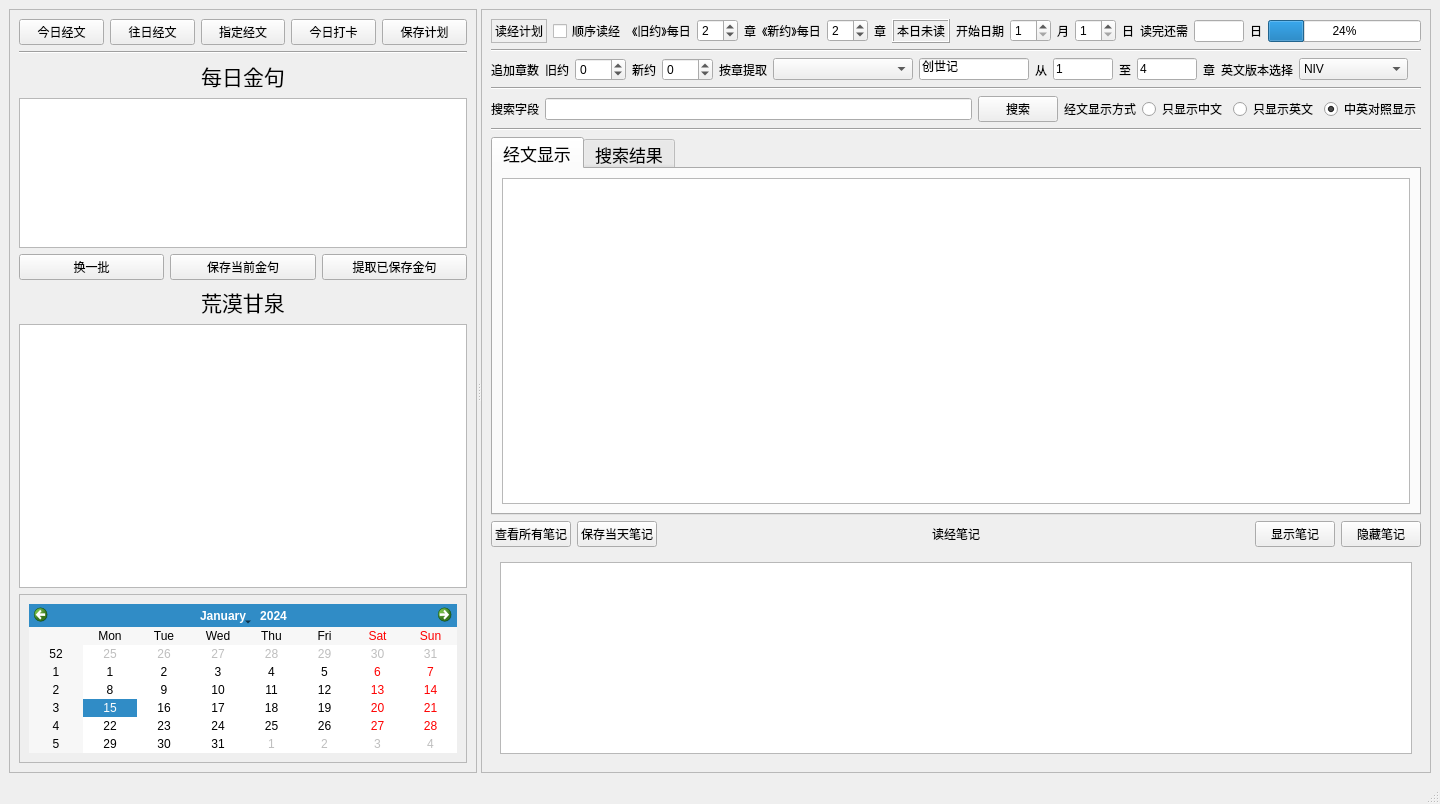
Old version of the form ui_bible_reading_reminder_new2.ui in the repository jackey-qiu/message_reminder.
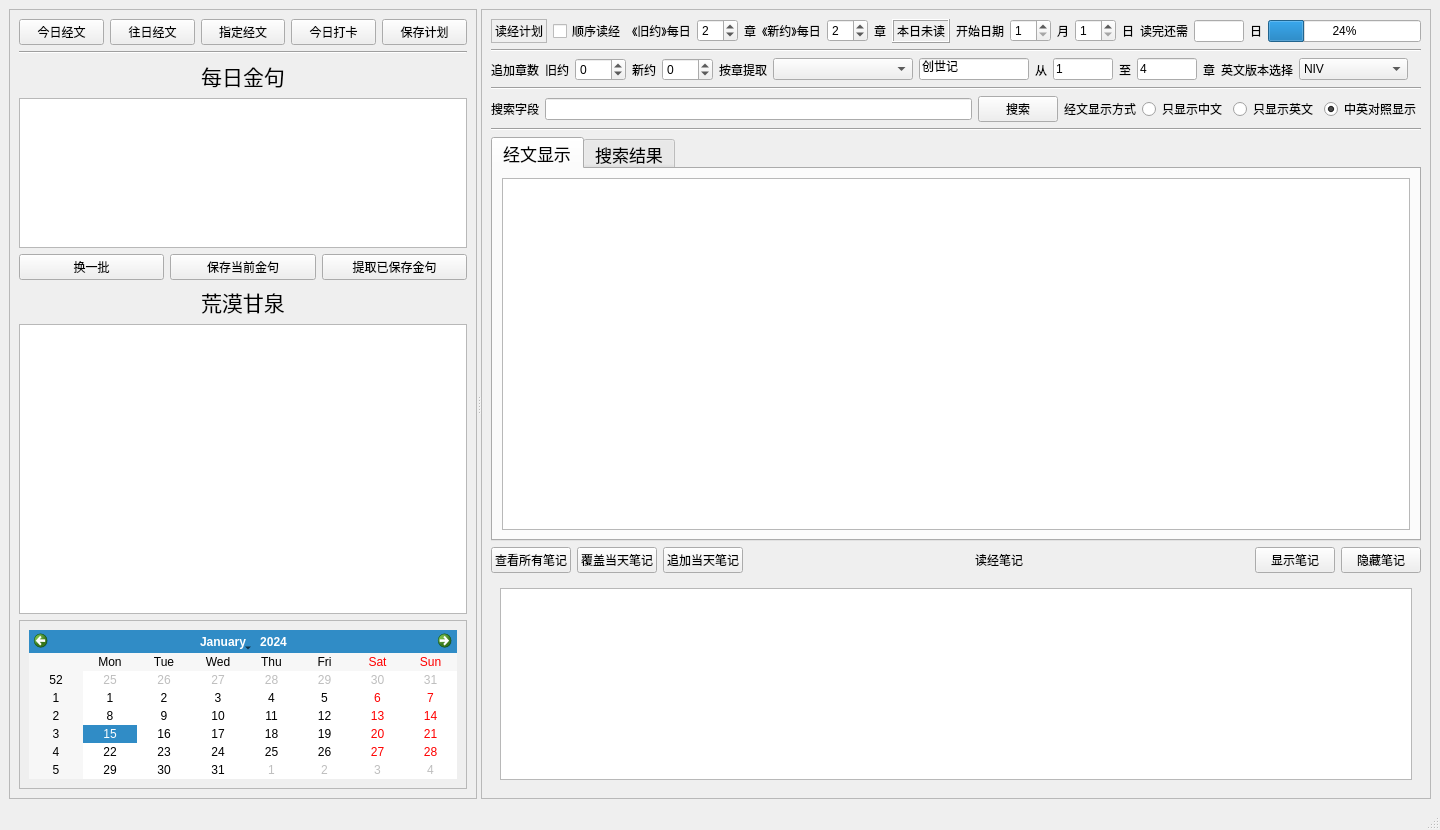
New version of the form.

Commit message: use json to save bible notes

Diff of the .ui file:
```diff
--- a/ui_bible_reading_reminder_new2.ui
+++ b/ui_bible_reading_reminder_new2.ui
@@ -7,7 +7,7 @@
     <x>0</x>
     <y>0</y>
     <width>1440</width>
-    <height>804</height>
+    <height>830</height>
    </rect>
   </property>
   <property name="windowTitle">
@@ -746,7 +746,14 @@
           <item>
            <widget class="QPushButton" name="pushButton_save">
             <property name="text">
-             <string>保存当天笔记</string>
+             <string>覆盖当天笔记</string>
+            </property>
+           </widget>
+          </item>
+          <item>
+           <widget class="QPushButton" name="pushButton_append">
+            <property name="text">
+             <string>追加当天笔记</string>
             </property>
            </widget>
           </item>
```
The commit also changes 6 other files.
